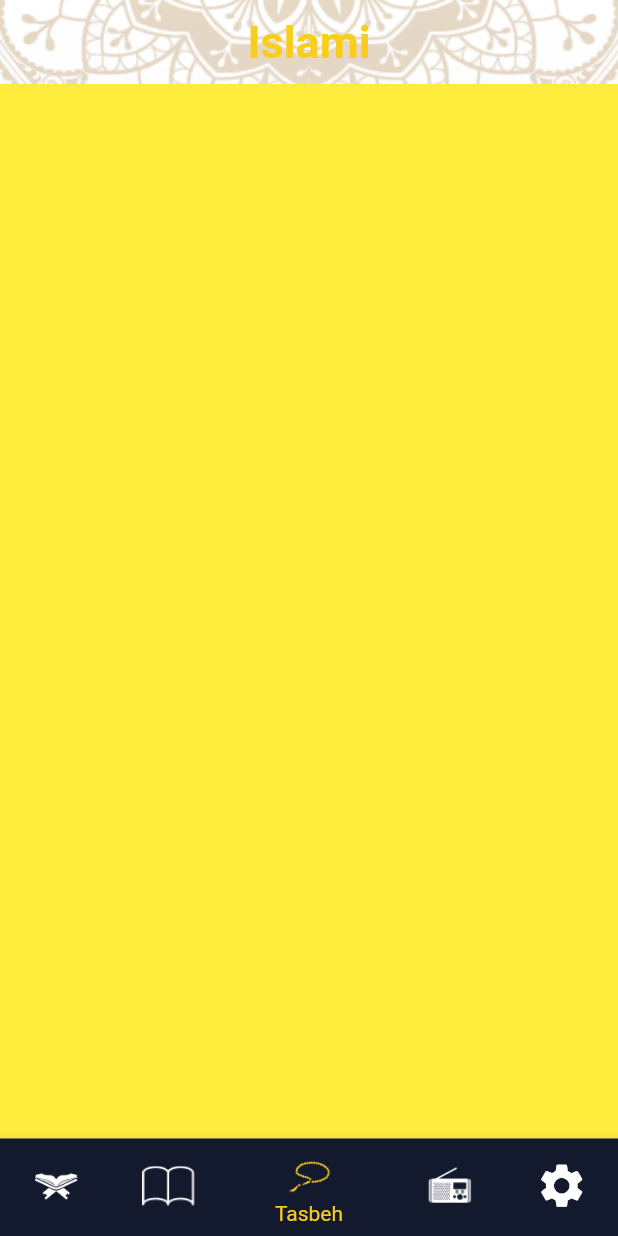
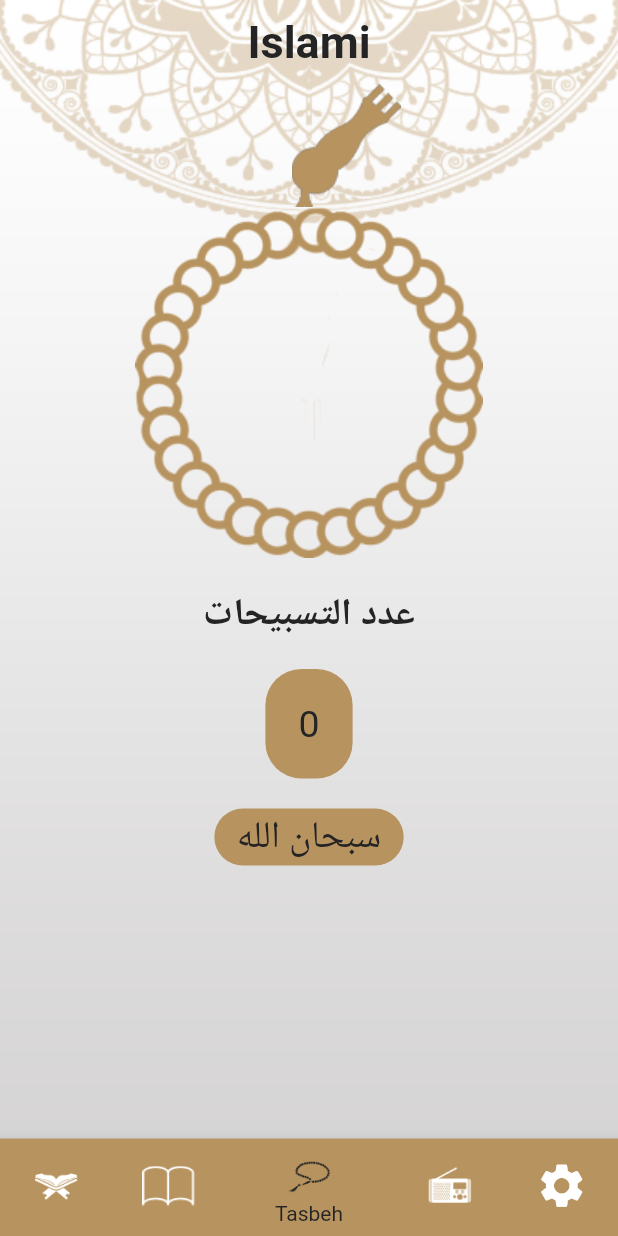
Before and after one commit to imanmahmoud/Islami, a Flutter app: the screen it shows after launch, item 3 of the bottom bar chosen, on a phone screen of 412 x 824 dp. Run offline on Flutter 3.47's test engine with Material 2 defaults, Android fonts, the phone set to English and light mode, and no system bars; generated files the repository leaves out were written again.

Commit message:
finished sebha tab.

```diff
--- a/lib/home/sebha/sebha_tab.dart
+++ b/lib/home/sebha/sebha_tab.dart
@@ -1,10 +1,90 @@
 import 'package:flutter/material.dart';
 
-class SebhaTab extends StatelessWidget {
+class SebhaTab extends StatefulWidget {
+  @override
+  State<SebhaTab> createState() => _SebhaTabState();
+}
+
+class _SebhaTabState extends State<SebhaTab> {
+  int number = 0;
+  double rotationAngle = 0;
+
+  List<String> doaa = [
+    "سبحان الله",
+    "الحمد لله",
+    "لا اله الا الله",
+    "لا حول ولا قوة الا بالله"
+  ];
+
+  int index = 0;
+
   @override
   Widget build(BuildContext context) {
-    return Container(
-      color: Colors.yellow,
+    return Column(
+      children: [
+        Row(
+          mainAxisAlignment: MainAxisAlignment.center,
+          children: [
+            SizedBox(
+              width: 50,
+            ),
+            Image.asset('assets/images/sebha_head.png'),
+          ],
+        ),
+        GestureDetector(
+            onTap: () {
+              setState(() {
+                rotationAngle += 45;
+                number++;
+                if ((number - 1) % 33 == 0 && number != 1) {
+                  index++;
+                  if (index == doaa.length) {
+                    index = 0;
+                  }
+                }
+              });
+            },
+            child: Transform.rotate(
+              angle: rotationAngle * (-3.14159265359 / 180),
+              // Convert degrees to radians
+              child: Image.asset(
+                'assets/images/sebha_body.png',
+              ),
+            )),
+        SizedBox(
+          height: 20,
+        ),
+        Text(
+          'عدد التسبيحات',
+          style: Theme.of(context).textTheme.titleMedium,
+        ),
+        SizedBox(
+          height: 20,
+        ),
+        Container(
+          child: Text('$number', style: Theme.of(context).textTheme.titleSmall),
+          decoration: ShapeDecoration(
+              color: Theme.of(context).primaryColor,
+              shape: RoundedRectangleBorder(
+                borderRadius: BorderRadius.circular(24),
+              )),
+          padding: EdgeInsets.all(22),
+        ),
+        SizedBox(
+          height: 20,
+        ),
+        Container(
+          child: Text('${doaa[index]}',
+              style: Theme.of(context).textTheme.titleSmall,
+              textAlign: TextAlign.center),
+          decoration: ShapeDecoration(
+              color: Theme.of(context).textSelectionTheme.selectionColor,
+              shape: RoundedRectangleBorder(
+                borderRadius: BorderRadius.circular(24),
+              )),
+          padding: EdgeInsets.symmetric(vertical: 2, horizontal: 15),
+        )
+      ],
     );
   }
 }
--- a/lib/main.dart
+++ b/lib/main.dart
@@ -23,7 +23,7 @@ class MyApp extends StatelessWidget {
       home: HomeScreen(),
       theme: MyTheme.lightTheme,
       darkTheme: MyTheme.darkTheme,
-      themeMode: ThemeMode.dark,
+      themeMode: ThemeMode.light,
       localizationsDelegates: AppLocalizations.localizationsDelegates,
       supportedLocales: [
         Locale('en'),
```
Also changed, not shown: assets/images/2.0x/sebha_head@2x.png (added), assets/images/2.0x/sebha_head_dark@2x.png (added), assets/images/3.0x/sebha_head@3x.png (added), assets/images/3.0x/sebha_head_dark@3x.png (added), assets/images/sebha_body.png (added), assets/images/sebha_body_dark.png (added), assets/images/sebha_head.png (added), assets/images/sebha_head_dark.png (added).
